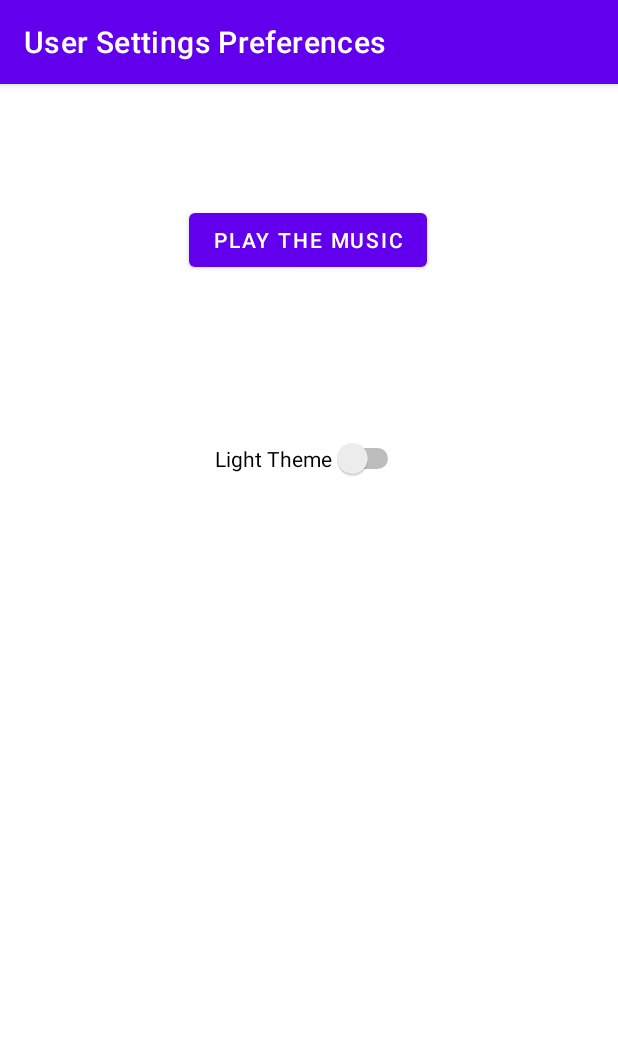
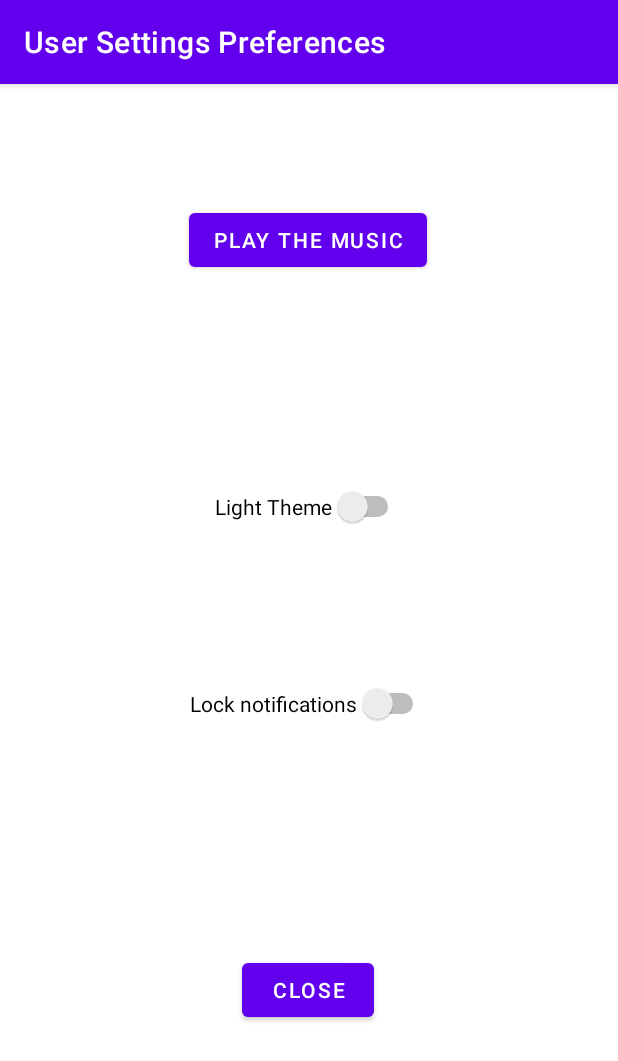
Before and after one commit to DukeAsk1/Android-Java, an Android app: the screen it shows after launch (PreferenceActivity), in the options menu, after a tap on "Setting Preferences", on a phone screen of 412 x 824 dp. Shown: the top 1061 px of the screen. Run offline under Robolectric (Android 15) with nearby library versions, the phone set to English and light mode, and no system bars; 3 statements that could not run were skipped.

Commit message:
fini basiquement

```diff
--- a/rdv/app/src/main/java/com/example/rdv/MainActivity.java
+++ b/rdv/app/src/main/java/com/example/rdv/MainActivity.java
@@ -169,6 +169,10 @@ public class MainActivity extends AppCompatActivity {
         SharedPreferences sharedPreferences = getSharedPreferences(UserSettings.PREFERENCES, MODE_PRIVATE);
         String theme = sharedPreferences.getString(UserSettings.CUSTOM_THEME, UserSettings.LIGHT_THEME);
         settings.setCustomTheme(theme);
+
+        boolean locked = sharedPreferences.getBoolean(UserSettings.LOCKED_CUSTOM,UserSettings.LOCKED_NO);
+        settings.setCustomLocked(locked);
+
         updateView();
     }
 
@@ -329,12 +333,14 @@ public class MainActivity extends AppCompatActivity {
         adapter.notifyDataSetChanged();
         lvMoments.setAdapter(adapter);
 
-        try {
-            compareTime();
-        } catch (ParseException e) {
-            e.printStackTrace();
+
+        if(!settings.getCustomLocked()) {
+            try {
+                compareTime();
+            } catch (ParseException e) {
+                e.printStackTrace();
+            }
         }
-
 
     }
 
--- a/rdv/app/src/main/java/com/example/rdv/PreferenceActivity.java
+++ b/rdv/app/src/main/java/com/example/rdv/PreferenceActivity.java
@@ -22,6 +22,7 @@ public class PreferenceActivity extends AppCompatActivity {
     private UserSettings settings;
 
     Switch background_color;
+    Switch lock_notification;
 
     Button play_pause;
     AudioManager manager;
@@ -83,6 +84,31 @@ public class PreferenceActivity extends AppCompatActivity {
                 updateView();
             }
         });
+
+        lock_notification.setOnCheckedChangeListener(new CompoundButton.OnCheckedChangeListener() {
+
+            @Override
+            public void onCheckedChanged(CompoundButton compoundButton, boolean checked) {
+                if(checked){
+                    settings.setCustomLocked(UserSettings.LOCKED_YES);
+                }
+                else{
+                    settings.setCustomLocked(UserSettings.LOCKED_NO);
+                }
+
+                SharedPreferences.Editor editor = getSharedPreferences(UserSettings.PREFERENCES, MODE_PRIVATE).edit();
+                editor.putBoolean(UserSettings.LOCKED_CUSTOM, settings.getCustomLocked());
+                editor.apply();
+                updateLockSwitch();
+            }
+        });
+    }
+
+    private void updateLockSwitch() {
+        if(settings.getCustomLocked() == UserSettings.LOCKED_YES)
+            lock_notification.setChecked(true);
+        else
+            lock_notification.setChecked(false);
     }
 
     public void onMusicClick(View v){
@@ -94,6 +120,10 @@ public class PreferenceActivity extends AppCompatActivity {
             pauseMusic();
             play_pause.setText(R.string.MusicOn);
         }
+    }
+
+    public void onCloseButtonClick(View v){
+        finish();
     }
 
     private void updateView() {
@@ -118,11 +148,17 @@ public class PreferenceActivity extends AppCompatActivity {
         SharedPreferences sharedPreferences = getSharedPreferences(UserSettings.PREFERENCES, MODE_PRIVATE);
         String theme = sharedPreferences.getString(UserSettings.CUSTOM_THEME, UserSettings.LIGHT_THEME);
         settings.setCustomTheme(theme);
+
+        boolean locked = sharedPreferences.getBoolean(UserSettings.LOCKED_CUSTOM, UserSettings.LOCKED_NO);
+        settings.setCustomLocked(locked);
+
+        updateLockSwitch();
         updateView();
     }
 
     private void initWidgets() {
         background_color = findViewById(R.id.background_color);
+        lock_notification = findViewById(R.id.lock_notifications);
         play_pause = findViewById(R.id.play_pause);
     }
 
--- a/rdv/app/src/main/java/com/example/rdv/UserSettings.java
+++ b/rdv/app/src/main/java/com/example/rdv/UserSettings.java
@@ -9,13 +9,21 @@ public class UserSettings extends Application {
     public static final String LIGHT_THEME = "lightTheme";
     public static final String DARK_THEME = "darkTheme";
 
+    public static final String LOCKED_CUSTOM = "lockedCustom";
+    public static final boolean LOCKED_YES = true;
+    public static final boolean LOCKED_NO = false;
+
     private String customTheme;
+    private boolean customLocked;
 
     public String getCustomTheme() {
         return customTheme;
     }
+    public boolean getCustomLocked() {return customLocked;}
 
     public void setCustomTheme(String customTheme) {
         this.customTheme = customTheme;
     }
+
+    public void setCustomLocked(boolean locked) { this.customLocked = locked; }
 }
--- a/rdv/app/src/main/res/layout/preferences.xml
+++ b/rdv/app/src/main/res/layout/preferences.xml
@@ -10,11 +10,21 @@
         android:id="@+id/background_color"
         android:layout_width="wrap_content"
         android:layout_height="wrap_content"
-        android:layout_marginTop="108dp"
+        android:layout_marginTop="140dp"
         android:text="Light Theme"
         app:layout_constraintEnd_toEndOf="parent"
         app:layout_constraintStart_toStartOf="parent"
         app:layout_constraintTop_toBottomOf="@+id/play_pause" />
+
+    <Switch
+        android:id="@+id/lock_notifications"
+        android:layout_width="wrap_content"
+        android:layout_height="wrap_content"
+        android:layout_marginTop="104dp"
+        android:text="Lock notifications"
+        app:layout_constraintEnd_toEndOf="parent"
+        app:layout_constraintStart_toStartOf="parent"
+        app:layout_constraintTop_toBottomOf="@+id/background_color" />
 
     <Button
         android:id="@+id/play_pause"
@@ -27,4 +37,16 @@
         app:layout_constraintHorizontal_bias="0.497"
         app:layout_constraintStart_toStartOf="parent"
         app:layout_constraintTop_toTopOf="parent" />
+
+    <Button
+        android:id="@+id/closeButton"
+        android:layout_width="wrap_content"
+        android:layout_height="wrap_content"
+        android:layout_marginBottom="140dp"
+        android:onClick="onCloseButtonClick"
+        android:text="Close"
+        app:layout_constraintBottom_toBottomOf="parent"
+        app:layout_constraintEnd_toEndOf="parent"
+        app:layout_constraintHorizontal_bias="0.497"
+        app:layout_constraintStart_toStartOf="parent" />
 </androidx.constraintlayout.widget.ConstraintLayout>
```
